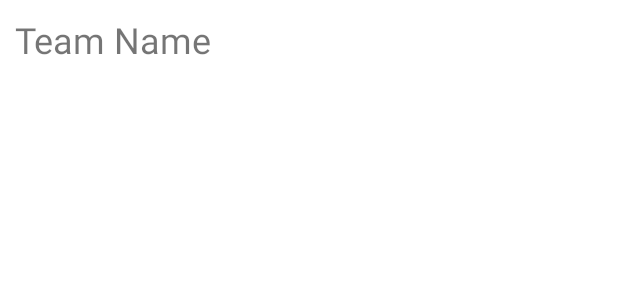
After one commit to TolgaAlperKus/SoccerLeagueProject, an Android app: the layout row_layout.xml on its own in the app's theme, with its tools: preview values and no code run, on a phone screen of 412 x 824 dp. The commit adds this screen. Shown: the top 300 px of the screen. Run offline under Robolectric (Android 15) with nearby library versions, the phone set to English and light mode, and no system bars.

Commit message:
recycler view

```diff
--- /dev/null
+++ b/app/src/main/res/layout/row_layout.xml
@@ -0,0 +1,14 @@
+<?xml version="1.0" encoding="utf-8"?>
+<LinearLayout xmlns:android="http://schemas.android.com/apk/res/android"
+    xmlns:tools="http://schemas.android.com/tools"
+    android:layout_width="match_parent"
+    android:layout_height="match_parent">
+
+    <TextView
+        android:id="@+id/row_layout_name_textview"
+        android:layout_width="match_parent"
+        android:layout_height="wrap_content"
+        android:layout_margin="10dp"
+        android:text="@string/row_layout_name_textview_text"
+        android:textSize="24sp" />
+</LinearLayout>
--- a/app/src/main/res/values/strings.xml
+++ b/app/src/main/res/values/strings.xml
@@ -1,3 +1,4 @@
 <resources>
     <string name="app_name">SoccerLeagueProject</string>
+    <string name="row_layout_name_textview_text">Team Name</string>
 </resources>
```
Also changed, not shown: app/src/main/java/com/example/soccerleagueproject/adapter/RecyclerViewAdapter.java (added, +55 -0 lines), app/src/main/java/com/example/soccerleagueproject/view/MainActivity.java (+13 -1 lines), app/src/main/res/layout/activity_main.xml (+13 -9 lines).
